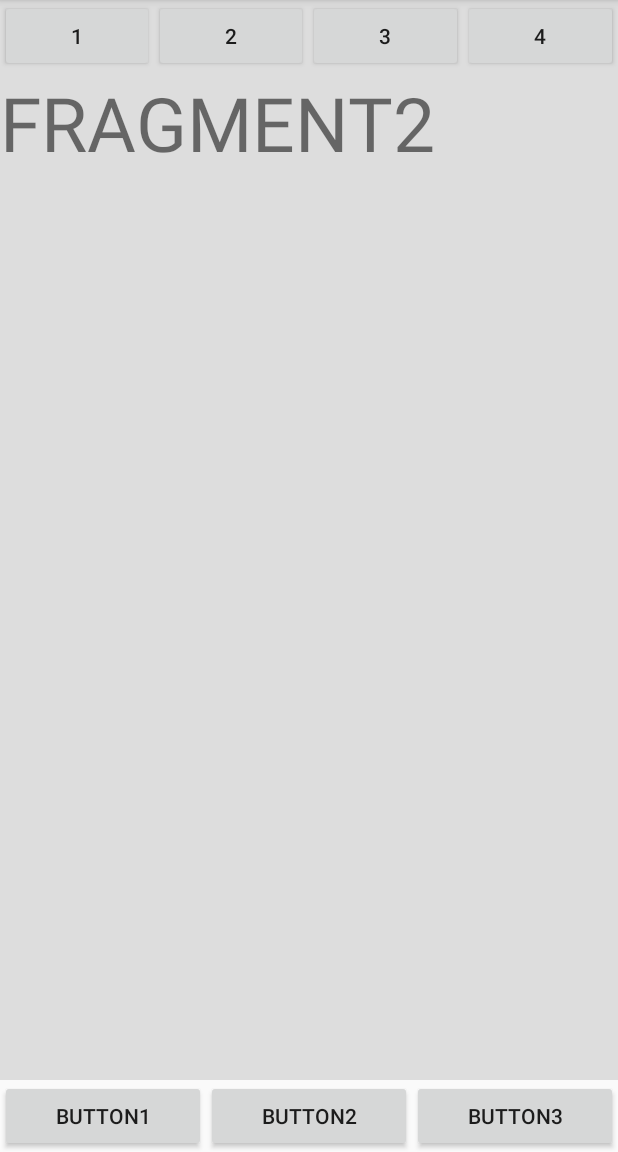
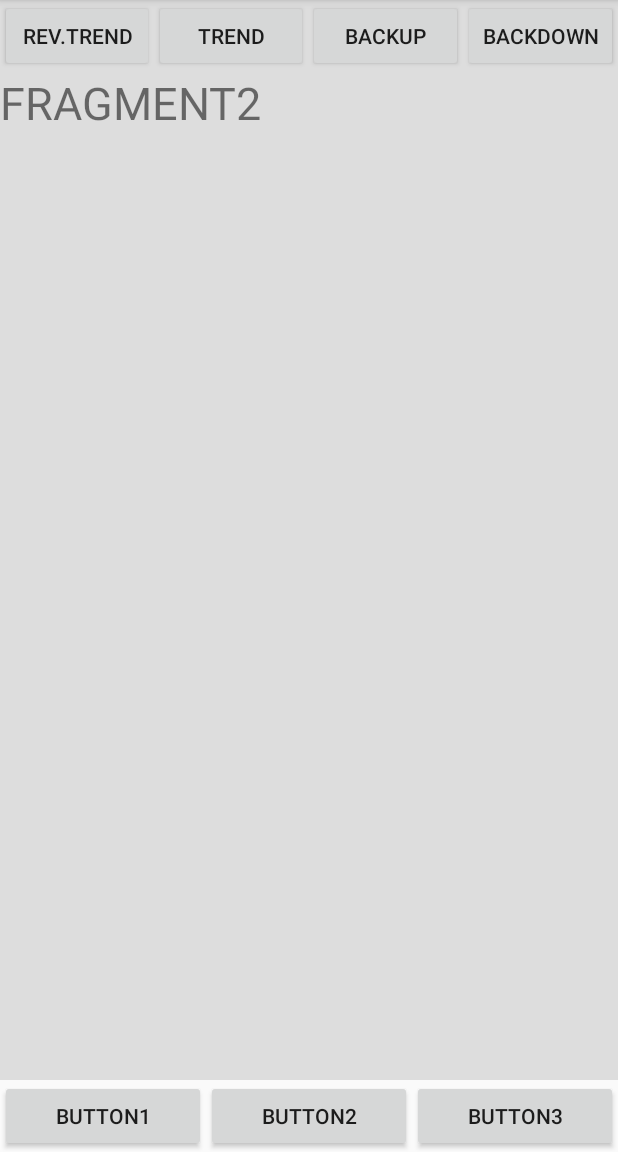
Before and after one commit to MickJun/DrMax8000_Controller, an Android app: the screen it shows after launch (MainActivity), after a tap on "BUTTON2", on a phone screen of 412 x 824 dp, the part 84-1236 px from its top. Run offline under Robolectric (Android 15) with nearby library versions, the phone set to English and light mode, and no system bars; 3 other taps on this screen came first.

Commit message:
20180608

```diff
--- a/app/src/main/java/com/benqmedicaltech/fragment_test/Fragment2.java
+++ b/app/src/main/java/com/benqmedicaltech/fragment_test/Fragment2.java
@@ -3,6 +3,7 @@ package com.benqmedicaltech.fragment_test;
 
 import android.os.Bundle;
 //import android.app.Fragment;
+import android.os.Handler;
 import android.support.v4.app.Fragment;
 import android.view.LayoutInflater;
 import android.view.View;
@@ -34,9 +35,17 @@ public class Fragment2 extends Fragment {
 //        return inflater.inflate(R.layout.fragment_fragment2, container, false);
 //    }
 
+    private Status_Thread mStatus_Thread = new Status_Thread();
+    View MyView;
+    public String MyString = "first";
+    private Handler handler = new Handler();
+    int mDelayTime = 1000;
+    public TextView myTextView;
+
     @Override
     public View onCreateView(LayoutInflater inflater, ViewGroup container, Bundle savedInstanceState) {
         View view = LayoutInflater.from(getActivity()).inflate(R.layout.fragment_fragment2,container,false);
+        MyView = view;
 //        tv = (TextView) view.findViewById(R.id.fragment2_text);
 //        tv.setText(name);
 //        tv.setOnClickListener(new View.OnClickListener() {
@@ -45,8 +54,18 @@ public class Fragment2 extends Fragment {
 //                tv.setText("我变了-" + name);
 //            }
 //        });
+        myTextView = view.findViewById(R.id.fragment1_text);
+        handler.postDelayed(this.runnable,mDelayTime);
         ((MainActivity)this.getActivity()).Get_Fragment2(view);
         return view;
+    }
+
+    public void Show_text(String Temp, TextView mtv ){
+        MyString = Temp;
+        myTextView =mtv;
+//        TextView myTextView = v.findViewById(R.id.fragment1_text);
+//        myTextView.setText(MyString);
+        //mStatus_Thread.start();
     }
 
     @Override
@@ -59,4 +78,18 @@ public class Fragment2 extends Fragment {
         }
     }
 
+    private class Status_Thread extends Thread {
+        public void run() {
+            //update
+        }
+    }
+
+    private Runnable runnable = new Runnable() {
+        public void run() {
+            //update
+            if(myTextView != null)myTextView.setText(MyString);
+            handler.postDelayed(this,mDelayTime);
+        }
+    };
+
 }
--- a/app/src/main/java/com/benqmedicaltech/fragment_test/MainActivity.java
+++ b/app/src/main/java/com/benqmedicaltech/fragment_test/MainActivity.java
@@ -553,13 +553,14 @@ public class MainActivity extends AppCompatActivity implements View.OnClickListe
     /**
      * 读取数据
      */
-    private byte Table_Data[] = new byte[30];
-    private int Table_Data_Point = 0;
 
+    public byte[] Table_Data = new byte[1024];
+    public int Table_Data_Point = 0;
     private class readThread extends Thread {
+
         public void run() {
-            //TextView mytextviewX = (TextView) findViewById(R.id.textView234);
             int bytes;
+
             InputStream is = null;
             try {
                 is = BTSocket.getInputStream();
@@ -574,14 +575,11 @@ public class MainActivity extends AppCompatActivity implements View.OnClickListe
                         byte[] buf_data = new byte[bytes];
                         for (int i = 0; i < bytes; i++) {
                             buf_data[i] = buffer[i];
-//                            Table_Data[Table_Data_Point] = buf_data[i];
-//                            if(Table_Data_Point < 30)Table_Data_Point ++;
+                            Table_Data[Table_Data_Point] = buf_data[i];
+                            if(Table_Data_Point < 100)Table_Data_Point ++;
                         }
-//                        if(Table_Data_Point >= 24)
-//                        {
-//                            Fragment1_TextView.setText("Read Final");
-//                            Table_Data_Point = 0;
-//                        }
+                        if(f2 != null && View_Fragment2 != null)f2.Show_text("OK",textView2);
+                        //if(textView2 != null)textView2.setText("Read Final");
                         //M_T = M_T + new String(buf_data);
                         //mytextviewX.setText(s.toString());
                         //show("客户端:读取数据了" + s);
@@ -616,13 +614,24 @@ public class MainActivity extends AppCompatActivity implements View.OnClickListe
         }
     }
 
+
+
     private Runnable runnable = new Runnable() {
         public void run() {
             //update
-            sendMessage();
-            if(mDelayTime > 0){
-                handler.postDelayed(this,mDelayTime);
+            if(SW_Output != 0x00){
+                sendMessage();
+                if(mDelayTime > 0){
+                    handler.postDelayed(this,mDelayTime);
+                }
             }
+//            else{
+//                if(Table_Data_Point >= 24){
+//                    if(f2 != null && View_Fragment2 != null)textView2.setText("OK");
+//                    Table_Data_Point = 0;
+//                }
+//                handler.postDelayed(this,1000);
+//            }
         }
     };
 
@@ -725,7 +734,7 @@ public class MainActivity extends AppCompatActivity implements View.OnClickListe
             Function_Code();
             Checksum_Code();
             Output_Mix();
-            mDelayTime = 90;
+            //mDelayTime = 90;
             handler.postDelayed(runnable,90);
 
         }
@@ -740,30 +749,37 @@ public class MainActivity extends AppCompatActivity implements View.OnClickListe
                         break;
                     case R.id.fragment2_button2:
                         textView2.setText("fragment2_button2");
+                        Table_Command_Send_Start(Trend);
                         break;
                     case R.id.fragment2_button3:
                         textView2.setText("fragment2_button3");
+                        Table_Command_Send_Start(Back_Up);
                         break;
                     case R.id.fragment2_button4:
                         textView2.setText("fragment2_button4");
+                        Table_Command_Send_Start(Back_Down);
                         break;
                     case R.id.fragment3_button1:
                         textView3.setText("fragment3_button1");
+                        Table_Command_Send_Start(Table_Up);
                         break;
                     case R.id.fragment3_button2:
                         textView3.setText("fragment3_button2");
+                        Table_Command_Send_Start(Table_Down);
                         break;
                     case R.id.fragment3_button3:
                         textView3.setText("fragment3_button3");
+                        Table_Command_Send_Start(Lock);
                         break;
                     case R.id.fragment3_button4:
                         textView3.setText("fragment3_button4");
+                        Table_Command_Send_Start(Level);
                         break;
                 }
             }
             if(event.getAction() == MotionEvent.ACTION_UP){
                 Log.d("test", "cansal button ---> cancel");
-                mDelayTime = 0;
+                SW_Output = 0x00;
             }
             return false;
         }
@@ -782,6 +798,7 @@ public class MainActivity extends AppCompatActivity implements View.OnClickListe
         F1_Button2.setOnTouchListener(b);
 
         textView1 = (TextView) v.findViewById(R.id.fragment1_text);
+        textView1.setTextSize(30);
         Fragment1_ListView = (ListView) v.findViewById(R.id.fragment1_List);
         Fragment1_TextView = (TextView) v.findViewById(R.id.fragment1_text);
 
@@ -790,38 +807,48 @@ public class MainActivity extends AppCompatActivity implements View.OnClickListe
     {
         View_Fragment2 = v;
         textView2 = (TextView) v.findViewById(R.id.fragment2_text);
+        textView2.setTextSize(30);
 
         F2_Button1 = (Button)v.findViewById(R.id.fragment2_button1);
         F2_Button1.setOnClickListener(b);
         F2_Button1.setOnTouchListener(b);
+        F2_Button1.setText("Rev.Trend");
         F2_Button2 = (Button)v.findViewById(R.id.fragment2_button2);
         F2_Button2.setOnClickListener(b);
         F2_Button2.setOnTouchListener(b);
+        F2_Button2.setText("Trend");
         F2_Button3 = (Button)v.findViewById(R.id.fragment2_button3);
         F2_Button3.setOnClickListener(b);
         F2_Button3.setOnTouchListener(b);
+        F2_Button3.setText("BackUp");
         F2_Button4 = (Button)v.findViewById(R.id.fragment2_button4);
         F2_Button4.setOnClickListener(b);
         F2_Button4.setOnTouchListener(b);
+        F2_Button4.setText("BackDown");
 
     }
     public void Get_Fragment3(View v)
     {
         View_Fragment3 = v;
         textView3 = (TextView) v.findViewById(R.id.fragment3_text);
+        textView3.setTextSize(30);
 
         F3_Button1 = (Button)v.findViewById(R.id.fragment3_button1);
         F3_Button1.setOnClickListener(b);
         F3_Button1.setOnTouchListener(b);
+        F3_Button1.setText("TableUp");
         F3_Button2 = (Button)v.findViewById(R.id.fragment3_button2);
         F3_Button2.setOnClickListener(b);
         F3_Button2.setOnTouchListener(b);
+        F3_Button2.setText("TableDown");
         F3_Button3 = (Button)v.findViewById(R.id.fragment3_button3);
         F3_Button3.setOnClickListener(b);
         F3_Button3.setOnTouchListener(b);
+        F3_Button3.setText("Lock");
         F3_Button4 = (Button)v.findViewById(R.id.fragment3_button4);
         F3_Button4.setOnClickListener(b);
         F3_Button4.setOnTouchListener(b);
+        F3_Button4.setText("Level");
 
     }
 
--- a/build.gradle
+++ b/build.gradle
@@ -7,7 +7,7 @@ buildscript {
         jcenter()
     }
     dependencies {
-        classpath 'com.android.tools.build:gradle:3.1.2'
+        classpath 'com.android.tools.build:gradle:3.1.3'
 
 
         // NOTE: Do not place your application dependencies here; they belong
```
